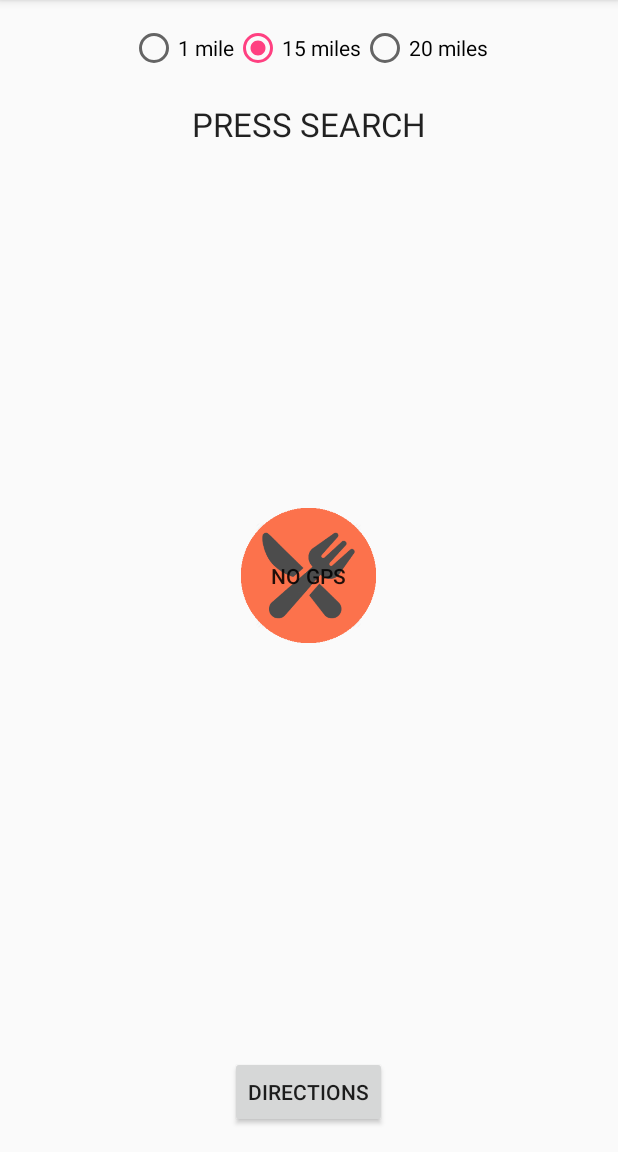
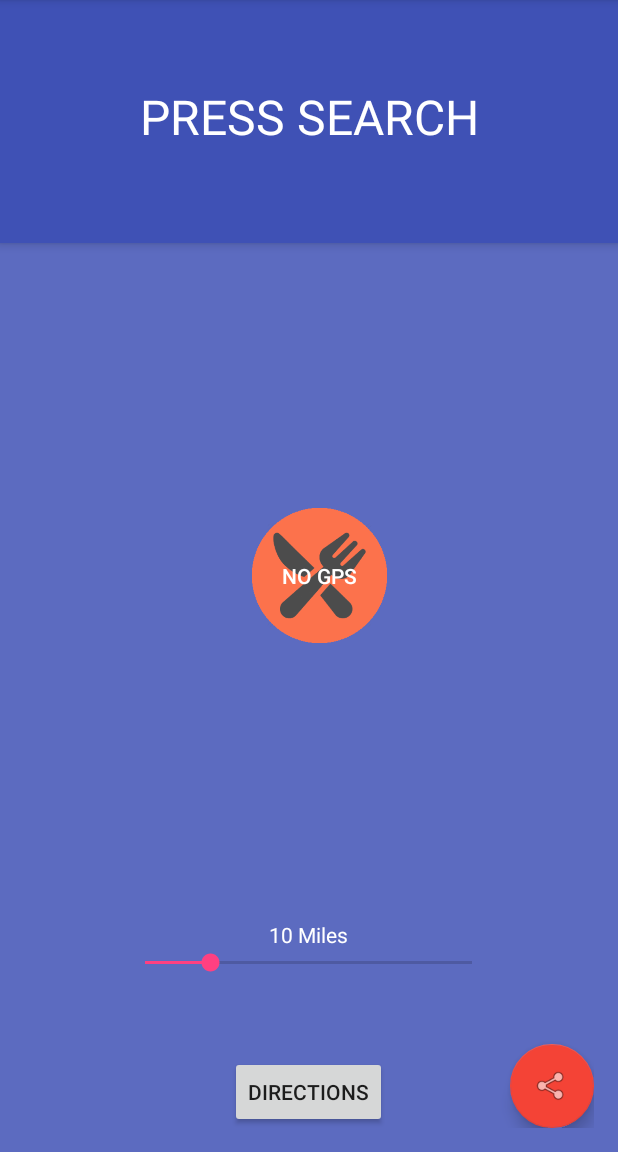
Before and after one commit to martinoj2009/WhatToEat, an Android app: the screen it shows after launch (MainActivity), on a phone screen of 412 x 824 dp, the part 84-1236 px from its top. Run offline under Robolectric (Android 15) with nearby library versions, the phone set to English and light mode, and no system bars.

Commit message:
Updated UI.

```diff
--- a/app/src/main/java/com/martinojones/whattoeat/GetResturants.java
+++ b/app/src/main/java/com/martinojones/whattoeat/GetResturants.java
@@ -24,6 +24,7 @@ public class GetResturants extends GetRawData {
     private String distance;
 
 
+    //Has GPS location
     public GetResturants(String longitude, String lattitude, String dist) {
         super(null);
 
@@ -37,6 +38,7 @@ public class GetResturants extends GetRawData {
 
         resturants = new ArrayList<>();
     }
+
 
     public void execute() {
 
--- a/app/src/main/java/com/martinojones/whattoeat/MainActivity.java
+++ b/app/src/main/java/com/martinojones/whattoeat/MainActivity.java
@@ -2,8 +2,6 @@ package com.martinojones.whattoeat;
 
 import android.Manifest;
 import android.app.Activity;
-import android.app.AlarmManager;
-import android.app.PendingIntent;
 import android.content.Context;
 import android.content.Intent;
 import android.content.SharedPreferences;
@@ -15,31 +13,23 @@ import android.net.Uri;
 import android.os.AsyncTask;
 import android.os.Bundle;
 import android.os.Handler;
+import android.support.design.widget.FloatingActionButton;
 import android.support.v4.app.ActivityCompat;
 import android.support.v7.app.AppCompatActivity;
 import android.text.Editable;
-import android.text.InputFilter;
-import android.text.TextWatcher;
+import android.text.method.KeyListener;
 import android.util.Log;
 import android.view.KeyEvent;
 import android.view.View;
 import android.view.animation.AccelerateDecelerateInterpolator;
 import android.view.inputmethod.InputMethodManager;
-import android.widget.ArrayAdapter;
 import android.widget.Button;
-import android.widget.RadioButton;
-import android.widget.RatingBar;
+import android.widget.EditText;
+import android.widget.ImageView;
+import android.widget.SeekBar;
 import android.widget.TextView;
 import android.widget.Toast;
 
-import org.json.JSONObject;
-
-import java.io.BufferedReader;
-import java.io.File;
-import java.io.FileNotFoundException;
-import java.io.FileOutputStream;
-import java.io.FileReader;
-import java.io.IOException;
 import java.util.List;
 import java.util.Random;
 
@@ -50,9 +40,9 @@ public class MainActivity extends AppCompatActivity {
     private Button directions;
     private TextView resturantName;
     private TextView restAddress;
-    private RadioButton radioShort;
-    private RadioButton radioMedium;
-    private  RadioButton radioLong;
+    private SeekBar distanceBar;
+    private TextView distanceValue;
+    private FloatingActionButton shareButton;
 
     private GetResturants downloadData;
     private List<Resturant> resturants;
@@ -99,18 +89,20 @@ public class MainActivity extends AppCompatActivity {
 
 
 
-
         //Setup handler
         handler = new Handler();
+
+        //This is for the GPS error message
+        checkGPS();
 
         //Assign UI elements
         goButton = (Button) findViewById(R.id.goButton);
         resturantName = (TextView) findViewById(R.id.resturantName);
         directions = (Button) findViewById(R.id.directions);
         restAddress = (TextView) findViewById(R.id.resturantAddress);
-        radioShort = (RadioButton) findViewById(R.id.distanceShort);
-        radioMedium = (RadioButton) findViewById(R.id.distanceMedium);
-        radioLong = (RadioButton) findViewById(R.id.distanceLong);
+        distanceBar = (SeekBar) findViewById(R.id.seekBar);
+        distanceValue = (TextView) findViewById(R.id.distanceValue);
+        shareButton = (FloatingActionButton) findViewById(R.id.shareButton);
 
 
         //Setup UI
@@ -118,10 +110,11 @@ public class MainActivity extends AppCompatActivity {
         goButtonEnabled = true;
         goButton.setFocusableInTouchMode(true);
         goButton.setFocusable(true);
-        radioMedium.setChecked(true);
+        distanceBar.setProgress(settings.getInt("DISTANCE", 10));
+        updateDistance(settings.getInt("DISTANCE", 10));
         restAddress.setText("");
 
-        setTitle("What To Eat");
+        //setTitle("What To Eat");
 
 
 
@@ -135,12 +128,15 @@ public class MainActivity extends AppCompatActivity {
                 if(goButtonEnabled == false)
                 {
                     Toast.makeText(getApplicationContext(), "Please don't spam search.", Toast.LENGTH_SHORT).show();
+                    return;
                 }
+
+                goButtonEnabled = false;
 
                 //Check GPS Cord
                 if(Double.toString(longitude).equals("0.0") && Double.toString(latitude).equals("0.0") )
                 {
-                    Toast.makeText(getApplicationContext(), "No GPS location yet, try again.", Toast.LENGTH_SHORT).show();
+                    Toast.makeText(getApplicationContext(), "No GPS, try again.", Toast.LENGTH_SHORT).show();
                     return;
                 }
 
@@ -148,19 +144,6 @@ public class MainActivity extends AppCompatActivity {
                 LONGITUDE = Double.toString(longitude);
                 LATITUDE = Double.toString(latitude);
 
-                //Set the search distance by the radio button
-                if(radioShort.isChecked())
-                {
-                    distance = "1609";
-                }
-                else if(radioMedium.isChecked())
-                {
-                    distance = "24140";
-                }
-                else
-                {
-                    distance = "32186";
-                }
 
                 //Reset focus
                 goButton.requestFocus();
@@ -169,7 +152,7 @@ public class MainActivity extends AppCompatActivity {
                 resturantName.setText("Looking...");
                 restAddress.setText("");
 
-                //Make sure within timeout to prevent spamming
+
                 new run(LONGITUDE, LATITUDE, distance).execute();
 
             }
@@ -181,7 +164,7 @@ public class MainActivity extends AppCompatActivity {
             public void onClick(View view) {
 
                 //Make sure a resturant is set or not empty
-                if(currectResturant == null && currectResturant.getAddress().isEmpty())
+                if(currectResturant == null || currectResturant.getAddress().isEmpty())
                 {
                     Toast.makeText(getApplicationContext(), "Search for a restaurant first", Toast.LENGTH_SHORT).show();
                     return;
@@ -201,9 +184,53 @@ public class MainActivity extends AppCompatActivity {
             }
         });
 
+        distanceBar.setOnSeekBarChangeListener(new SeekBar.OnSeekBarChangeListener() {
+            int progressChanged = 0;
+
+            public void onProgressChanged(SeekBar seekBar, int progress, boolean fromUser){
+
+                //1 is the lowest distance
+                if(progress < 1)
+                {
+                    progress = 1;
+                }
+
+                progressChanged = progress;
+            }
+
+            public void onStartTrackingTouch(SeekBar seekBar) {
+                // TODO Auto-generated method stub
+            }
+
+            public void onStopTrackingTouch(SeekBar seekBar) {
+                editor.putInt("DISTANCE", progressChanged);
+                editor.commit();
+                updateDistance(progressChanged);
+            }
+        });
+
+        shareButton.setOnClickListener(new View.OnClickListener() {
+            @Override
+            public void onClick(View v) {
+                if(currectResturant != null)
+                {
+                    String sendMessage = currectResturant.getName() + "\n" + currectResturant.getAddress();
+                    Intent sendIntent = new Intent();
+                    sendIntent.setAction(Intent.ACTION_SEND);
+                    sendIntent.putExtra(Intent.EXTRA_TEXT, sendMessage);
+                    sendIntent.setType("text/plain");
+                    startActivity(Intent.createChooser(sendIntent, getResources().getText(R.string.app_name)));
+                }
+                else
+                {
+                    Toast.makeText(getApplicationContext(), "Search for a restaurant first", Toast.LENGTH_SHORT).show();
+                    return;
+                }
+            }
+        });
 
 
-        checkGPS();
+
 
         //Setup GPS
         if (ActivityCompat.checkSelfPermission(this, Manifest.permission.ACCESS_FINE_LOCATION) != PackageManager.PERMISSION_GRANTED) {
@@ -223,6 +250,20 @@ public class MainActivity extends AppCompatActivity {
 
     }
 
+    //RUn this method to update the distance value and seekbar text
+    private void updateDistance(int distanceChange)
+    {
+        distance = Integer.toString((int) (distanceChange * 1609.344));
+
+
+        distanceValue.setText(distanceChange + " Miles");
+
+
+
+        Log.d("DISTANCE", "Meters: " + distance);
+        Log.d("DISTANCE", "Miles: " + distanceChange);
+    }
+
     //This will update the UI if there's no GPS signal
     private void checkGPS()
     {
@@ -231,14 +272,14 @@ public class MainActivity extends AppCompatActivity {
             public void run() {
                 while(true)
                 {
+                    //Run the runnable using handler
+                    updateUI();
+
                     try {
                         Thread.sleep(2000);
                     } catch (InterruptedException e) {
                         e.printStackTrace();
                     }
-
-                    //Run the runnable using handler
-                    updateUI();
 
                 }
 
@@ -257,6 +298,11 @@ public class MainActivity extends AppCompatActivity {
             if(location != null){
                 latitude = location.getLatitude();
                 longitude = location.getLongitude();
+            }
+            else
+            {
+                latitude = 0.0;
+                longitude = 0.0;
             }
 
             //Log.d("LOCATION", "Locations is: LAT: " + latitude + " LONG: " + longitude);
@@ -285,11 +331,18 @@ public class MainActivity extends AppCompatActivity {
         private String LONG;
         private String LATT;
         private String distance;
+        private String ZIPCODE;
 
         run(String longitude, String latitude, String dist)
         {
             this.LONG = longitude;
             this.LATT = latitude;
+            this.distance = dist;
+        }
+
+        run(String zipcode, String dist)
+        {
+            this.ZIPCODE = zipcode;
             this.distance = dist;
         }
 
@@ -357,19 +410,15 @@ public class MainActivity extends AppCompatActivity {
 
                     }
 
-                    goButton.animate().rotation(0).setInterpolator(new AccelerateDecelerateInterpolator());
+
 
                     mainupdateUI();
 
-                    goButtonEnabled = false;
-
                     try {
-                        Thread.sleep(5000);
+                        Thread.sleep(3000);
                     } catch (InterruptedException e) {
 
                     }
-
-                    goButtonEnabled = true;
 
 
                     //lockButton();
@@ -412,6 +461,8 @@ public class MainActivity extends AppCompatActivity {
                 //Update UI elements
                 resturantName.setText(currectResturant.getName());
                 restAddress.setText(currectResturant.getAddress());
+                goButton.animate().rotation(0).setInterpolator(new AccelerateDecelerateInterpolator());
+                goButtonEnabled = true;
 
             }
         });
@@ -419,6 +470,8 @@ public class MainActivity extends AppCompatActivity {
     }
 
     private void updateUI()
+    {
+        try
         {
             handler.post(new Runnable() {
                 @Override
@@ -428,9 +481,19 @@ public class MainActivity extends AppCompatActivity {
                         goButton.setText("NO GPS");
                         Log.d("LOCATION", "NO GPS");
                     }
+                    else
+                    {
+                        goButton.setText("");
+                    }
 
                 }
             });
+        }
+        catch(NullPointerException ex)
+        {
+
+        }
+
     }
 
     public static void hideSoftKeyboard(Activity activity) {
--- a/app/src/main/res/layout/activity_main.xml
+++ b/app/src/main/res/layout/activity_main.xml
@@ -1,81 +1,52 @@
-<RelativeLayout xmlns:android="http://schemas.android.com/apk/res/android"
+<?xml version="1.0" encoding="utf-8"?>
+<android.support.design.widget.CoordinatorLayout xmlns:android="http://schemas.android.com/apk/res/android"
     xmlns:app="http://schemas.android.com/apk/res-auto"
     xmlns:tools="http://schemas.android.com/tools"
     android:layout_width="match_parent"
     android:layout_height="match_parent"
-    android:paddingBottom="@dimen/activity_vertical_margin"
-    android:paddingLeft="@dimen/activity_horizontal_margin"
-    android:paddingRight="@dimen/activity_horizontal_margin"
-    android:paddingTop="@dimen/activity_vertical_margin"
+    android:fitsSystemWindows="true"
     tools:context="com.martinojones.whattoeat.MainActivity">
 
-    <Button
-        android:layout_width="90dp"
-        android:layout_height="90dp"
-        android:text=""
-        android:id="@+id/goButton"
-        android:background="@drawable/appicon"
-        android:layout_centerVertical="true"
-        android:layout_centerHorizontal="true" />
+    <android.support.design.widget.AppBarLayout
+        android:layout_width="match_parent"
+        android:layout_height="wrap_content"
+        android:theme="@style/AppTheme.AppBarOverlay">
+
+        <android.support.v7.widget.Toolbar
+            android:id="@+id/toolbar"
+            android:layout_width="match_parent"
+            android:layout_height="?attr/actionBarSize"
+            android:background="?attr/colorPrimary"
+            app:popupTheme="@style/AppTheme.PopupOverlay" />
+
 
         <TextView
-        android:layout_width="wrap_content"
-        android:layout_height="wrap_content"
+            android:layout_width="match_parent"
+            android:layout_height="match_parent"
             android:textAppearance="?android:attr/textAppearanceLarge"
             android:text="RESTURANT"
-        android:id="@+id/resturantName"
-        android:layout_marginTop="52dp"
-        android:layout_alignParentTop="true"
-        android:layout_centerHorizontal="true" />
-
-    <Button
-        android:layout_width="wrap_content"
-        android:layout_height="wrap_content"
-        android:text="Directions"
-        android:id="@+id/directions"
-        android:layout_alignParentBottom="true"
-        android:layout_centerHorizontal="true" />
+            android:gravity="center"
+            android:textColor="#FFFF"
+            android:textSize="32sp"
+            android:id="@+id/resturantName" />
 
         <TextView
             android:text="ADDRESS"
-        android:layout_width="wrap_content"
+            android:textColor="#FFFF"
+            android:gravity="center"
+            android:layout_width="match_parent"
             android:layout_height="wrap_content"
             android:layout_below="@+id/resturantName"
             android:layout_centerHorizontal="true"
             android:layout_marginTop="43dp"
             android:id="@+id/resturantAddress" />
 
-    #Distance radio buttons
-    <RadioGroup xmlns:android="http://schemas.android.com/apk/res/android"
-        android:layout_width="wrap_content"
-        android:layout_height="wrap_content"
-        android:orientation="horizontal"
-        android:layout_centerHorizontal="true">
-    <RadioButton
-        android:text="1 mile"
-        android:layout_width="wrap_content"
-        android:layout_height="wrap_content"
-        android:layout_above="@+id/directions"
-        android:layout_alignParentStart="true"
-        android:id="@+id/distanceShort" />
 
-    <RadioButton
-        android:text="15 miles"
-        android:layout_width="wrap_content"
-        android:layout_height="wrap_content"
-        android:layout_alignTop="@+id/distanceShort"
-        android:layout_alignStart="@+id/goButton"
-        android:id="@+id/distanceMedium" />
 
-    <RadioButton
-        android:text="20 miles"
-        android:layout_width="wrap_content"
-        android:layout_height="wrap_content"
-        android:layout_alignTop="@+id/distanceMedium"
-        android:layout_alignParentEnd="true"
-        android:id="@+id/distanceLong" />
-    </RadioGroup>
+    </android.support.design.widget.AppBarLayout>
+
+    <include layout="@layout/content_main" />
 
 
 
-</RelativeLayout>
+</android.support.design.widget.CoordinatorLayout>
--- /dev/null
+++ b/app/src/main/res/layout/content_main.xml
@@ -0,0 +1,77 @@
+<?xml version="1.0" encoding="utf-8"?>
+<android.support.constraint.ConstraintLayout xmlns:android="http://schemas.android.com/apk/res/android"
+    xmlns:app="http://schemas.android.com/apk/res-auto"
+    xmlns:tools="http://schemas.android.com/tools"
+    android:id="@+id/content_main"
+    android:layout_width="match_parent"
+    android:layout_height="match_parent"
+    tools:context="com.martinojones.whattoeat.MainActivity"
+    tools:showIn="@layout/activity_main">
+
+    <RelativeLayout
+        android:layout_width="match_parent"
+        android:layout_height="match_parent"
+        android:paddingBottom="@dimen/activity_vertical_margin"
+        android:paddingLeft="@dimen/activity_horizontal_margin"
+        android:background="#5C6BC0"
+        android:paddingRight="@dimen/activity_horizontal_margin"
+        android:paddingTop="@dimen/activity_vertical_margin"
+        tools:context="com.martinojones.whattoeat.MainActivity">
+
+
+        <Button
+            android:layout_width="wrap_content"
+            android:layout_height="wrap_content"
+            android:text="Directions"
+            android:id="@+id/directions"
+            android:layout_alignParentBottom="true"
+            android:layout_centerHorizontal="true" />
+
+
+
+        <SeekBar
+            android:layout_width="250dp"
+            android:layout_height="wrap_content"
+            android:id="@+id/seekBar"
+            android:max="50"
+            android:layout_above="@+id/directions"
+            android:layout_centerHorizontal="true"
+            android:layout_marginBottom="53dp" />
+
+        <TextView
+            android:text="DISTANCE"
+            android:textColor="#FFFF"
+            android:layout_width="wrap_content"
+            android:layout_height="wrap_content"
+            android:layout_centerHorizontal="true"
+            android:layout_above="@+id/seekBar"
+            android:id="@+id/distanceValue" />
+
+
+        <android.support.design.widget.FloatingActionButton
+            android:layout_width="wrap_content"
+            android:layout_height="wrap_content"
+            android:clickable="true"
+            app:fabSize="normal"
+            app:backgroundTint="#F44336"
+            app:srcCompat="@android:drawable/ic_menu_share"
+            android:layout_alignParentBottom="true"
+            android:layout_alignParentEnd="true"
+            android:id="@+id/shareButton" />
+
+
+        <Button
+            android:layout_width="90dp"
+            android:layout_height="90dp"
+            android:text=""
+            android:id="@+id/goButton"
+            android:textColor="#FFFF"
+            android:background="@drawable/appicon"
+            android:layout_centerVertical="true"
+            android:layout_alignEnd="@+id/directions" />
+
+
+    </RelativeLayout>
+
+
+</android.support.constraint.ConstraintLayout>
--- a/app/src/main/res/values/strings.xml
+++ b/app/src/main/res/values/strings.xml
@@ -1,4 +1,4 @@
 <resources>
-    <string name="app_name">WhatToEat</string>
+    <string name="app_name">What To Eat</string>
     <string name="title_activity_main2">Main2Activity</string>
 </resources>
```
Also changed, not shown: app/build.gradle (+4 -4 lines), app/src/main/res/layout/activity_main_old.xml (added, +73 -0 lines), app/src/main/res/drawable/map.png (added). Lines whose indentation alone changed are shown as unchanged.
